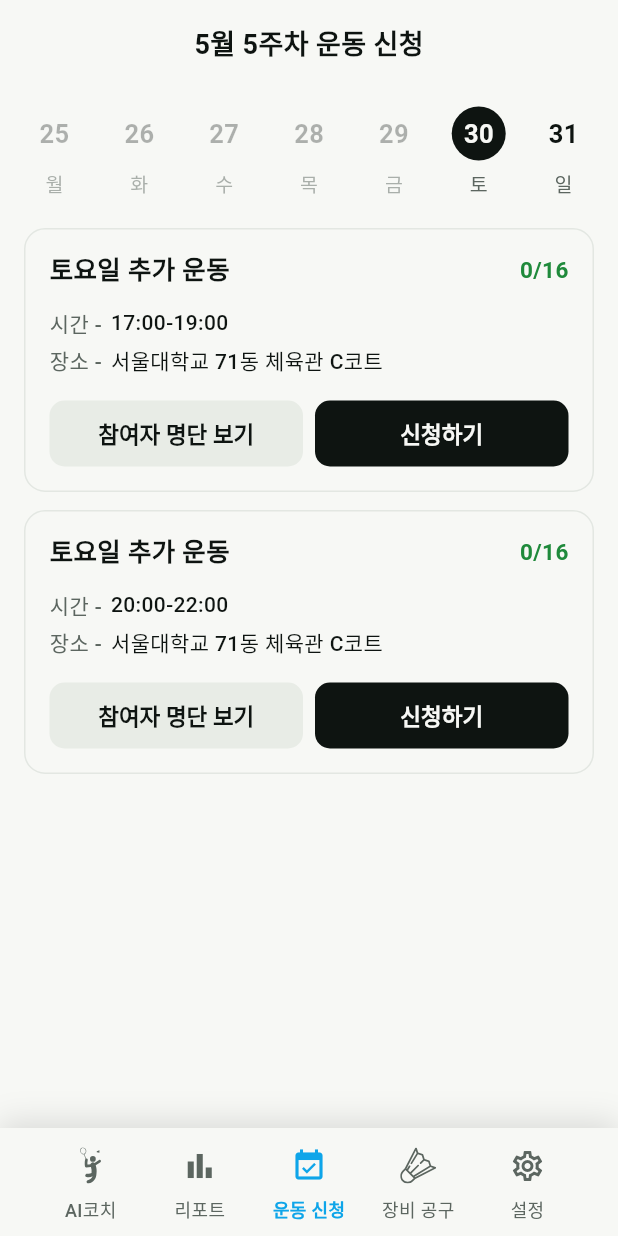
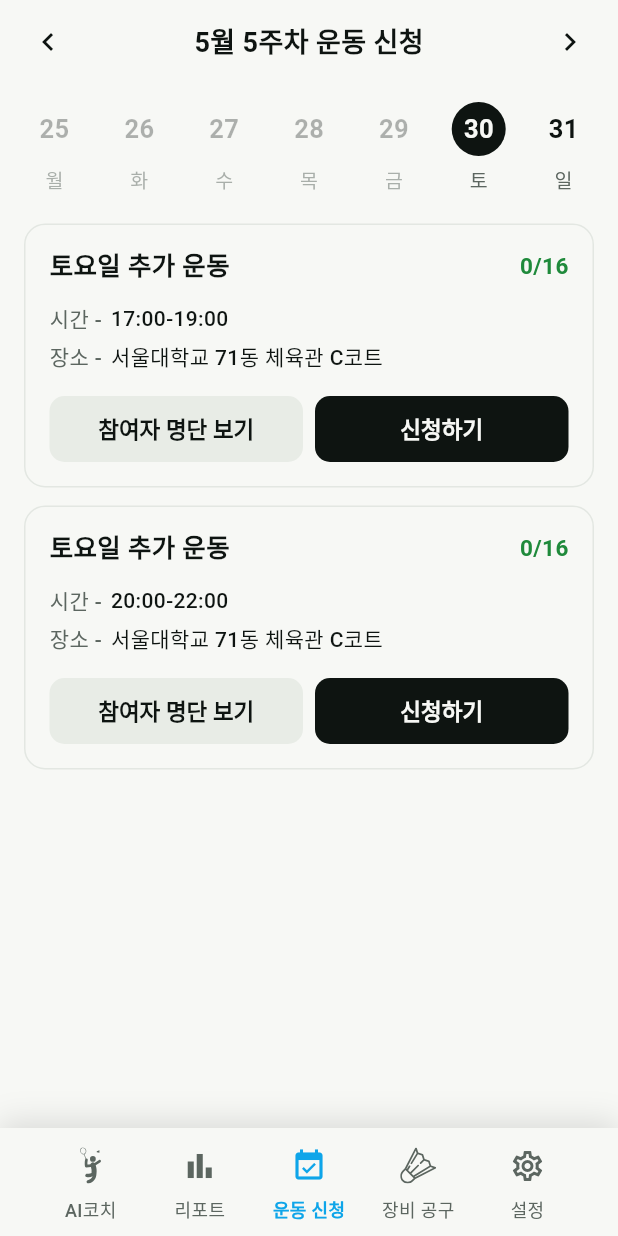
Before and after one commit to soarhigh03/shattlecoach, a Flutter app: the SessionsScreen screen opened by its route, on a phone screen of 412 x 824 dp. Run offline on Flutter 3.47's test engine with Material 3 defaults, Android fonts, the phone set to English and light mode, and no system bars; our stand-ins replace flutter_dotenv, flutter_riverpod, flutter_svg, go_router, google_sign_in, permission_handler and 2 more; accounts and stored records are empty; Roboto replaces fonts that are missing (Pretendard); project files that could hold a hidden picture were left out.

Commit message:
feat: Implement prev/next week session view

```diff
--- a/frontend/lib/features/sessions/sessions_screen.dart
+++ b/frontend/lib/features/sessions/sessions_screen.dart
@@ -22,8 +22,49 @@ class SessionsScreen extends ConsumerWidget {
       body: SafeArea(
         child: Column(
           children: [
+            const SizedBox(height: 8),
+            _WeekHeader(
+              weekStart: weekStart,
+              onShift: (delta) {
+                final next = selected.add(Duration(days: 7 * delta));
+                ref.read(selectedDateProvider.notifier).state = DateTime(
+                  next.year,
+                  next.month,
+                  next.day,
+                );
+              },
+            ),
             const SizedBox(height: 16),
-            Center(
+            _DateStrip(dates: dates, selected: selected),
+            const SizedBox(height: 16),
+            const Expanded(child: _SessionList()),
+          ],
+        ),
+      ),
+    );
+  }
+}
+
+class _WeekHeader extends StatelessWidget {
+  const _WeekHeader({required this.weekStart, required this.onShift});
+
+  final DateTime weekStart;
+  /// -1 = previous week, +1 = next week.
+  final void Function(int delta) onShift;
+
+  @override
+  Widget build(BuildContext context) {
+    return Padding(
+      padding: const EdgeInsets.symmetric(horizontal: 12),
+      child: Row(
+        children: [
+          _ArrowButton(
+            icon: Icons.chevron_left,
+            onTap: () => onShift(-1),
+            semanticsLabel: '이전 주',
+          ),
+          Expanded(
+            child: Center(
               child: Text(
                 '${weekLabel(weekStart)} 운동 신청',
                 style: const TextStyle(
@@ -32,13 +73,38 @@ class SessionsScreen extends ConsumerWidget {
                 ),
               ),
             ),
-            const SizedBox(height: 24),
-            _DateStrip(dates: dates, selected: selected),
-            const SizedBox(height: 16),
-            const Expanded(child: _SessionList()),
-          ],
-        ),
+          ),
+          _ArrowButton(
+            icon: Icons.chevron_right,
+            onTap: () => onShift(1),
+            semanticsLabel: '다음 주',
+          ),
+        ],
       ),
+    );
+  }
+}
+
+class _ArrowButton extends StatelessWidget {
+  const _ArrowButton({
+    required this.icon,
+    required this.onTap,
+    required this.semanticsLabel,
+  });
+
+  final IconData icon;
+  final VoidCallback onTap;
+  final String semanticsLabel;
+
+  @override
+  Widget build(BuildContext context) {
+    final theme = Theme.of(context);
+    return IconButton(
+      onPressed: onTap,
+      icon: Icon(icon, size: 24),
+      color: theme.colorScheme.onSurface,
+      tooltip: semanticsLabel,
+      visualDensity: VisualDensity.compact,
     );
   }
 }
```
